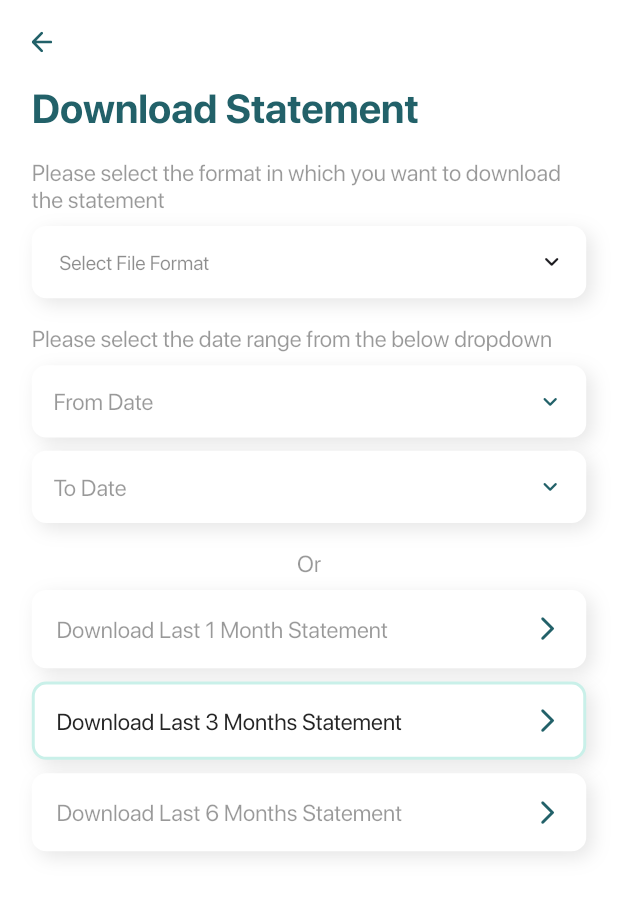
After one commit to Dev-Ayan-Dasgupta/dhabi, a Flutter app: the DownloadStatementScreen screen opened by its route, on a phone screen of 412 x 824 dp. The commit adds this screen. Shown: the top 897 px of the screen. Run offline on Flutter 3.47's test engine with Material 2 defaults, Android fonts, the phone set to English and light mode, and no system bars; drawn by our look-alikes of dropdown_button2; our stand-ins replace device_info_plus, equatable, flutter_bloc, flutter_sizer, flutter_svg, local_auth and 1 more; missing offline and left inert: local_auth_android, local_auth_ios, platform_device_id; accounts and stored records are empty.

Commit message:
started design of statement screen

```diff
--- a/lib/presentation/routers/app_router.dart
+++ b/lib/presentation/routers/app_router.dart
@@ -7,6 +7,7 @@ import 'package:dialup_mobile_app/presentation/screens/business/thank_you.dart';
 import 'package:dialup_mobile_app/presentation/screens/create_password.dart';
 import 'package:dialup_mobile_app/presentation/screens/error_screen.dart';
 import 'package:dialup_mobile_app/presentation/screens/index.dart';
+import 'package:dialup_mobile_app/presentation/screens/retail/accountDetails/download_statement.dart';
 import 'package:dialup_mobile_app/presentation/screens/retail/application/index.dart';
 import 'package:dialup_mobile_app/presentation/screens/retail/dashboard.dart';
 import 'package:dialup_mobile_app/presentation/screens/retail/deposits/index.dart';
@@ -208,6 +209,10 @@ class AppRouter {
         return MaterialPageRoute(
           builder: (_) => const PasswordScreen(),
         );
+      case Routes.downloadStatement:
+        return MaterialPageRoute(
+          builder: (_) => const DownloadStatementScreen(),
+        );
       default:
         return MaterialPageRoute(
           builder: (_) => const Scaffold(
--- a/lib/presentation/routers/routes.dart
+++ b/lib/presentation/routers/routes.dart
@@ -41,4 +41,5 @@ class Routes {
   static const String addRecipDetRem = 'add-recipient-details-remittance';
   static const String addRecipDetUae = 'add-recipient-details-uae';
   static const String password = 'password';
+  static const String downloadStatement = 'download-statement';
 }
--- /dev/null
+++ b/lib/presentation/screens/retail/accountDetails/download_statement.dart
@@ -0,0 +1,157 @@
+import 'package:dialup_mobile_app/bloc/showButton/show_button_bloc.dart';
+import 'package:dialup_mobile_app/bloc/showButton/show_button_state.dart';
+import 'package:dialup_mobile_app/presentation/widgets/core/date_dropdown.dart';
+import 'package:dialup_mobile_app/presentation/widgets/core/download_statement_button.dart';
+import 'package:dialup_mobile_app/presentation/widgets/core/index.dart';
+import 'package:dialup_mobile_app/utils/constants/index.dart';
+import 'package:flutter/material.dart';
+import 'package:flutter_bloc/flutter_bloc.dart';
+import 'package:flutter_sizer/flutter_sizer.dart';
+import 'package:intl/intl.dart';
+
+class DownloadStatementScreen extends StatefulWidget {
+  const DownloadStatementScreen({Key? key}) : super(key: key);
+
+  @override
+  State<DownloadStatementScreen> createState() =>
+      _DownloadStatementScreenState();
+}
+
+class _DownloadStatementScreenState extends State<DownloadStatementScreen> {
+  final List<String> items = [
+    'Item1',
+    'Item2',
+    'Item3',
+    'Item4',
+    'Item5',
+    'Item6',
+    'Item7',
+    'Item8'
+  ];
+
+  String fromDate = "From Date";
+  String toDate = "To Date";
+
+  bool isFormatSelected = false;
+  bool isFromDateSelected = false;
+  bool isToDateSelected = false;
+  bool isOneMonth = false;
+  bool isThreeMonths = true;
+  bool isSixMonths = false;
+
+  @override
+  Widget build(BuildContext context) {
+    return Scaffold(
+      appBar: AppBar(
+        leading: const AppBarLeading(),
+        backgroundColor: Colors.transparent,
+        elevation: 0,
+      ),
+      body: Padding(
+        padding: EdgeInsets.symmetric(
+          horizontal: (22 / Dimensions.designWidth).w,
+        ),
+        child: Column(
+          children: [
+            Expanded(
+              child: Column(
+                crossAxisAlignment: CrossAxisAlignment.start,
+                children: [
+                  Text(
+                    "Download Statement",
+                    style: TextStyles.primaryBold.copyWith(
+                      color: AppColors.primary,
+                      fontSize: (28 / Dimensions.designWidth).w,
+                    ),
+                  ),
+                  const SizeBox(height: 20),
+                  Text(
+                    "Please select the format in which you want to download the statement",
+                    style: TextStyles.primaryMedium.copyWith(
+                      color: const Color.fromRGBO(0, 0, 0, 0.4),
+                      fontSize: (16 / Dimensions.designWidth).w,
+                    ),
+                  ),
+                  const SizeBox(height: 10),
+                  CustomDropDown(
+                    title: "Select File Format",
+                    items: items,
+                    onChanged: (value) {},
+                  ),
+                  const SizeBox(height: 20),
+                  Text(
+                    "Please select the date range from the below dropdown",
+                    style: TextStyles.primaryMedium.copyWith(
+                      color: const Color.fromRGBO(0, 0, 0, 0.4),
+                      fontSize: (16 / Dimensions.designWidth).w,
+                    ),
+                  ),
+                  const SizeBox(height: 10),
+                  DateDropdown(
+                    onTap: () {},
+                    isSelected: isFromDateSelected,
+                    text: fromDate,
+                  ),
+                  const SizeBox(height: 10),
+                  DateDropdown(
+                    isSelected: isToDateSelected,
+                    onTap: () {},
+                    text: toDate,
+                  ),
+                  const SizeBox(height: 20),
+                  Align(
+                    alignment: Alignment.center,
+                    child: Text(
+                      "Or",
+                      style: TextStyles.primaryMedium.copyWith(
+                        color: const Color.fromRGBO(0, 0, 0, 0.4),
+                        fontSize: (16 / Dimensions.designWidth).w,
+                      ),
+                    ),
+                  ),
+                  const SizeBox(height: 10),
+                  DownloadStatementButton(
+                    onTap: () {},
+                    text: "Download Last 1 Month Statement",
+                    isSelected: isOneMonth,
+                  ),
+                  const SizeBox(height: 10),
+                  DownloadStatementButton(
+                    onTap: () {},
+                    text: "Download Last 3 Months Statement",
+                    isSelected: isThreeMonths,
+                  ),
+                  const SizeBox(height: 10),
+                  DownloadStatementButton(
+                    onTap: () {},
+                    text: "Download Last 6 Months Statement",
+                    isSelected: isSixMonths,
+                  ),
+                ],
+              ),
+            ),
+            BlocBuilder<ShowButtonBloc, ShowButtonState>(
+              builder: (context, state) {
+                if (isFormatSelected &&
+                    ((isOneMonth || isThreeMonths || isSixMonths) ||
+                        (isFromDateSelected && isToDateSelected))) {
+                  return Column(
+                    children: [
+                      GradientButton(
+                        onTap: () {},
+                        text: "Download Now",
+                      ),
+                      const SizeBox(height: 20),
+                    ],
+                  );
+                } else {
+                  return const SizeBox();
+                }
+              },
+            ),
+          ],
+        ),
+      ),
+    );
+  }
+}
--- a/lib/presentation/screens/retail/transfer/select_recipient.dart
+++ b/lib/presentation/screens/retail/transfer/select_recipient.dart
@@ -168,7 +168,6 @@ class _SelectRecipientScreenState extends State<SelectRecipientScreen> {
                         style: TextStyles.primary.copyWith(
                           color: const Color(0XFF252525),
                           fontSize: (16 / Dimensions.designWidth).w,
-                          fontWeight: FontWeight.w300,
                         ),
                       ),
                       const Spacer(),
--- /dev/null
+++ b/lib/presentation/widgets/core/date_dropdown.dart
@@ -0,0 +1,52 @@
+// ignore_for_file: public_member_api_docs, sort_constructors_first
+import 'package:flutter/material.dart';
+import 'package:flutter_sizer/flutter_sizer.dart';
+
+import 'package:dialup_mobile_app/utils/constants/index.dart';
+
+class DateDropdown extends StatelessWidget {
+  const DateDropdown({
+    Key? key,
+    required this.onTap,
+    required this.text,
+    required this.isSelected,
+  }) : super(key: key);
+
+  final VoidCallback onTap;
+  final String text;
+  final bool isSelected;
+
+  @override
+  Widget build(BuildContext context) {
+    return InkWell(
+      child: Container(
+        padding: EdgeInsets.all((15 / Dimensions.designWidth).w),
+        decoration: BoxDecoration(
+          borderRadius: BorderRadius.all(
+              Radius.circular((10 / Dimensions.designWidth).w)),
+          boxShadow: [BoxShadows.primary],
+          color: Colors.white,
+        ),
+        child: Row(
+          mainAxisAlignment: MainAxisAlignment.spaceBetween,
+          children: [
+            Text(
+              text,
+              style: TextStyles.primary.copyWith(
+                color: isSelected
+                    ? const Color(0XFF252525)
+                    : const Color.fromRGBO(0, 0, 0, 0.4),
+                fontSize: (16 / Dimensions.designWidth).w,
+              ),
+            ),
+            Icon(
+              Icons.keyboard_arrow_down_rounded,
+              color: AppColors.primary,
+              size: (20 / Dimensions.designWidth).w,
+            ),
+          ],
+        ),
+      ),
+    );
+  }
+}
--- /dev/null
+++ b/lib/presentation/widgets/core/download_statement_button.dart
@@ -0,0 +1,58 @@
+// ignore_for_file: public_member_api_docs, sort_constructors_first
+import 'package:dialup_mobile_app/utils/constants/index.dart';
+import 'package:flutter/material.dart';
+import 'package:flutter_sizer/flutter_sizer.dart';
+
+class DownloadStatementButton extends StatelessWidget {
+  const DownloadStatementButton({
+    Key? key,
+    required this.onTap,
+    required this.text,
+    required this.isSelected,
+  }) : super(key: key);
+
+  final VoidCallback onTap;
+  final String text;
+  final bool isSelected;
+
+  @override
+  Widget build(BuildContext context) {
+    return InkWell(
+      onTap: () {},
+      child: Container(
+        padding: EdgeInsets.all((15 / Dimensions.designWidth).w),
+        decoration: BoxDecoration(
+          borderRadius: BorderRadius.all(
+              Radius.circular((10 / Dimensions.designWidth).w)),
+          boxShadow: [BoxShadows.primary],
+          color: Colors.white,
+          border: Border.all(
+            color: isSelected
+                ? const Color.fromRGBO(0, 184, 148, 0.21)
+                : Colors.transparent,
+            width: 2,
+          ),
+        ),
+        child: Row(
+          mainAxisAlignment: MainAxisAlignment.spaceBetween,
+          children: [
+            Text(
+              text,
+              style: TextStyles.primary.copyWith(
+                color: isSelected
+                    ? const Color(0XFF252525)
+                    : const Color.fromRGBO(0, 0, 0, 0.4),
+                fontSize: (16 / Dimensions.designWidth).w,
+              ),
+            ),
+            Icon(
+              Icons.arrow_forward_ios_rounded,
+              color: AppColors.primary,
+              size: (20 / Dimensions.designWidth).w,
+            ),
+          ],
+        ),
+      ),
+    );
+  }
+}
--- a/lib/presentation/widgets/core/index.dart
+++ b/lib/presentation/widgets/core/index.dart
@@ -12,3 +12,4 @@ export './details_tile.dart';
 export './circle_avatar.dart';
 export './help.dart';
 export './multi_select_button.dart';
+export './date_dropdown.dart';
--- a/lib/presentation/widgets/core/search_box.dart
+++ b/lib/presentation/widgets/core/search_box.dart
@@ -42,7 +42,6 @@ class _CustomSearchBoxState extends State<CustomSearchBox> {
   Widget build(BuildContext context) {
     return Container(
       width: widget.width ?? 100.w,
-      // height: (50 / Dimensions.designWidth).w,
       padding: EdgeInsets.symmetric(
         horizontal: (widget.horizontalPadding ?? 16 / Dimensions.designWidth).w,
         vertical: widget.verticalPadding ?? (0 / Dimensions.designWidth).w,
```
Also changed, not shown: lib/presentation/screens/retail/deposits/deposit_details.dart (+6 -1 lines), lib/presentation/screens/splash.dart (+124 -118 lines).
